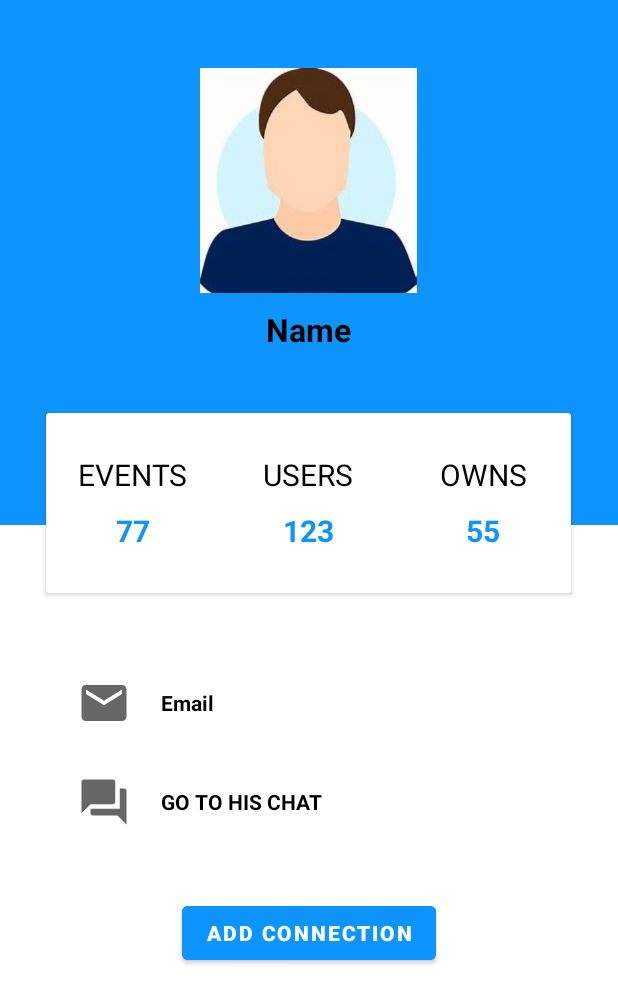
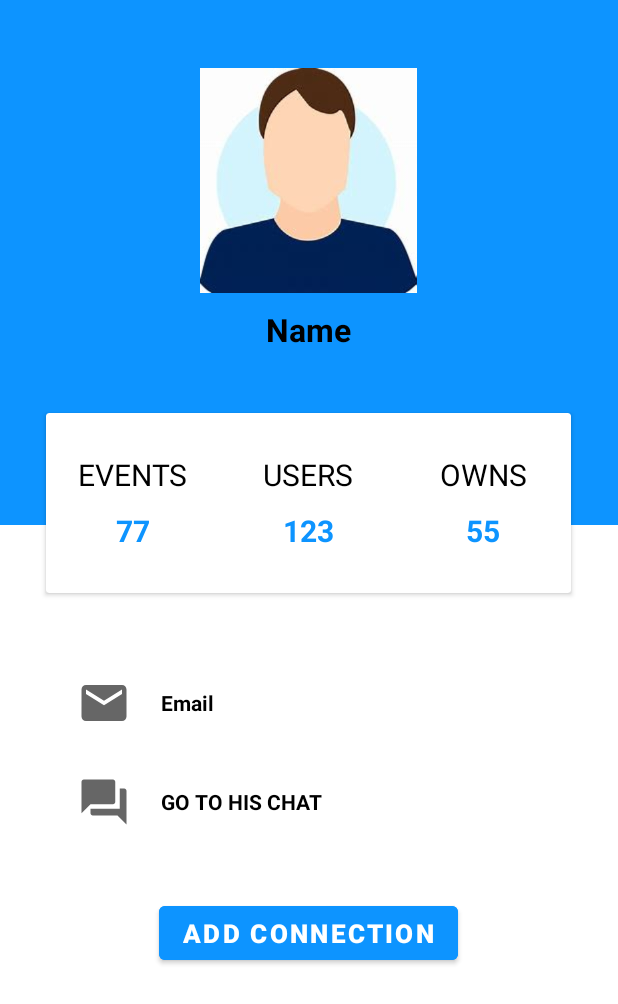
Before and after one commit to pcoderch/FinalProjectEvents, an Android app: the layout profile.xml on its own in the app's theme, with its tools: preview values and no code run, on a phone screen of 412 x 824 dp. Shown: the top 1004 px of the screen. Run offline under Robolectric (Android 15) with nearby library versions, the phone set to English and light mode, and no system bars.

Commit message:
end Profile view

```diff
--- a/app/src/main/res/layout/profile.xml
+++ b/app/src/main/res/layout/profile.xml
@@ -171,6 +171,7 @@
         android:layout_gravity="center_horizontal"
         android:text="@string/addConnection"
         android:textStyle="bold"
+        android:textSize="17dp"
         android:backgroundTint="@color/azul_claro"
         android:layout_width="wrap_content"
         android:layout_height="wrap_content"/>
```
